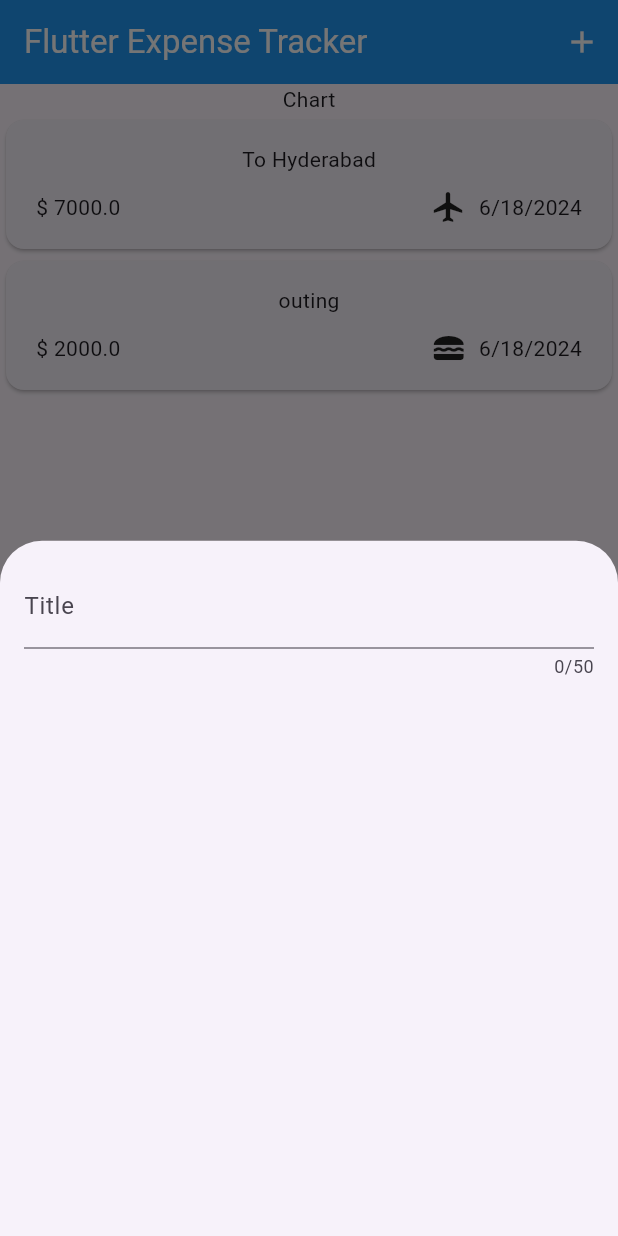
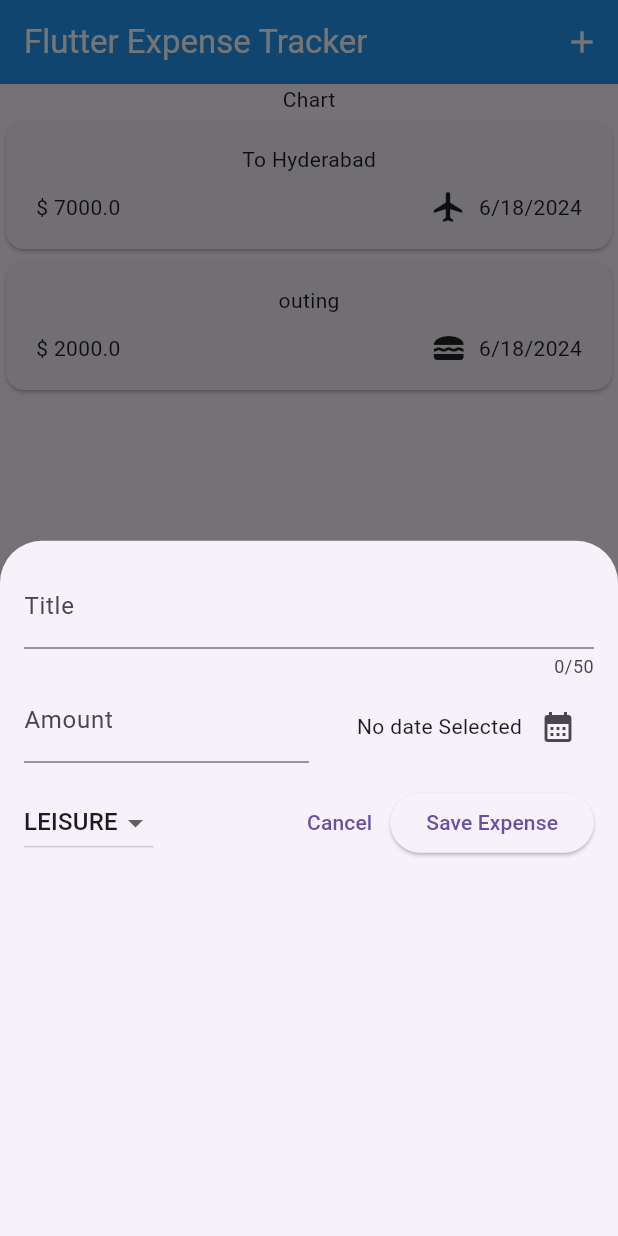
Before and after one commit to pranav-deshpande6224/apps, a Flutter app: the screen it shows after launch, after a tap on the "add" icon, on a phone screen of 412 x 824 dp. Run offline on Flutter 3.47's test engine with Material 3 defaults, Android fonts, the phone set to English and light mode, and no system bars; our stand-ins replace google_fonts.

Commit message:
added dropdown

```diff
--- a/expense_tracker/lib/Models/category.dart
+++ b/expense_tracker/lib/Models/category.dart
@@ -1,5 +1,5 @@
 // Inside this enum we list our enum values
-enum Category {
+enum MultipleCategory {
   leisure,
   travel,
   food,
--- a/expense_tracker/lib/Models/expense.dart
+++ b/expense_tracker/lib/Models/expense.dart
@@ -6,11 +6,11 @@ import 'package:intl/intl.dart';
 const uuid = Uuid();
 final dateFormatter = DateFormat.yMd();
 
-const Map<Category, IconData> categoryIcons = {
-  Category.food: Icons.lunch_dining,
-  Category.leisure: Icons.movie,
-  Category.travel: Icons.flight,
-  Category.work: Icons.work
+const Map<MultipleCategory, IconData> categoryIcons = {
+  MultipleCategory.food: Icons.lunch_dining,
+  MultipleCategory.leisure: Icons.movie,
+  MultipleCategory.travel: Icons.flight,
+  MultipleCategory.work: Icons.work
 };
 
 class Expense {
@@ -18,7 +18,7 @@ class Expense {
   final String title;
   final double amount;
   final DateTime dateTime;
-  final Category category;
+  final MultipleCategory category;
   Expense(
       {required this.title,
       required this.amount,
--- a/expense_tracker/lib/expenses.dart
+++ b/expense_tracker/lib/expenses.dart
@@ -17,13 +17,13 @@ class _ExpensesState extends State<Expenses> {
       title: "To Hyderabad",
       amount: 7000,
       dateTime: DateTime.now(),
-      category: Category.travel,
+      category: MultipleCategory.travel,
     ),
     Expense(
       title: "outing",
       amount: 2000,
       dateTime: DateTime.now(),
-      category: Category.food,
+      category: MultipleCategory.food,
     )
   ];
   void openModalOverlay(BuildContext context) {
--- a/expense_tracker/lib/new_expense.dart
+++ b/expense_tracker/lib/new_expense.dart
@@ -1,4 +1,9 @@
+import 'package:flutter/foundation.dart';
 import 'package:flutter/material.dart';
+import 'package:intl/intl.dart';
+import 'Models/category.dart';
+
+final dateFormatter = DateFormat.yMd();
 
 class NewExpense extends StatefulWidget {
   const NewExpense({super.key});
@@ -9,18 +14,114 @@ class NewExpense extends StatefulWidget {
 }
 
 class _NewExpenseState extends State<NewExpense> {
+  final _titleController = TextEditingController();
+  final _amountController = TextEditingController();
+  MultipleCategory _selectedCategory = MultipleCategory.leisure;
+  DateTime? datePicked;
+  @override
+  void dispose() {
+    _titleController.dispose();
+    _amountController.dispose();
+    super.dispose();
+  }
+
+  void presentDatePicker(BuildContext context) {
+    final now = DateTime.now();
+    showDatePicker(
+            context: context,
+            initialDate: now,
+            firstDate: DateTime(now.year - 1, now.month, now.day),
+            lastDate: now)
+        .then((value) {
+      setState(() {
+        datePicked = value;
+      });
+    });
+  }
+
+  String getformattedDate(DateTime? dateTime) {
+    return dateFormatter.format(dateTime!);
+  }
+
   @override
   Widget build(BuildContext context) {
-    return const Padding(
-        padding: EdgeInsets.all(16),
+    return Padding(
+        padding: const EdgeInsets.all(16),
         child: Column(
           children: [
             TextField(
+              controller: _titleController,
               maxLength: 50,
-              decoration: InputDecoration(
+              decoration: const InputDecoration(
                 label: Text('Title'),
               ),
-            )
+            ),
+            Row(
+              crossAxisAlignment: CrossAxisAlignment.end,
+              children: [
+                Expanded(
+                  child: TextField(
+                    controller: _amountController,
+                    keyboardType: TextInputType.number,
+                    decoration: const InputDecoration(
+                      prefixText: '\$ ',
+                      label: Text('Amount'),
+                    ),
+                  ),
+                ),
+                Expanded(
+                  child: Row(
+                    mainAxisAlignment: MainAxisAlignment.end,
+                    children: [
+                      Text(datePicked == null
+                          ? 'No date Selected'
+                          : getformattedDate(datePicked)),
+                      IconButton(
+                        onPressed: () => presentDatePicker(context),
+                        icon: const Icon(Icons.calendar_month),
+                      )
+                    ],
+                  ),
+                )
+              ],
+            ),
+            const SizedBox(height: 16,),
+             Row(
+                children: [
+                  DropdownButton(
+                    value: _selectedCategory,
+                      items: MultipleCategory.values.map((element) {
+                        return DropdownMenuItem(
+                          value: element,
+                          child: Text(
+                            element.name.toUpperCase(),
+                          ),
+                        );
+                      }).toList(),
+                      onChanged: (value) {
+                        if (value == null) {
+                          return;
+                        }
+                        setState(() {
+                          _selectedCategory = value;
+                        });
+                      }),
+                  const Spacer(),
+                  TextButton(
+                    onPressed: () {
+                      Navigator.pop(context);
+                    },
+                    child: const Text('Cancel'),
+                  ),
+                  ElevatedButton(
+                    onPressed: () {
+                      print(_titleController.text);
+                      print(_amountController.text);
+                    },
+                    child: const Text('Save Expense'),
+                  )
+                ],
+              ),
           ],
         ));
   }
```
